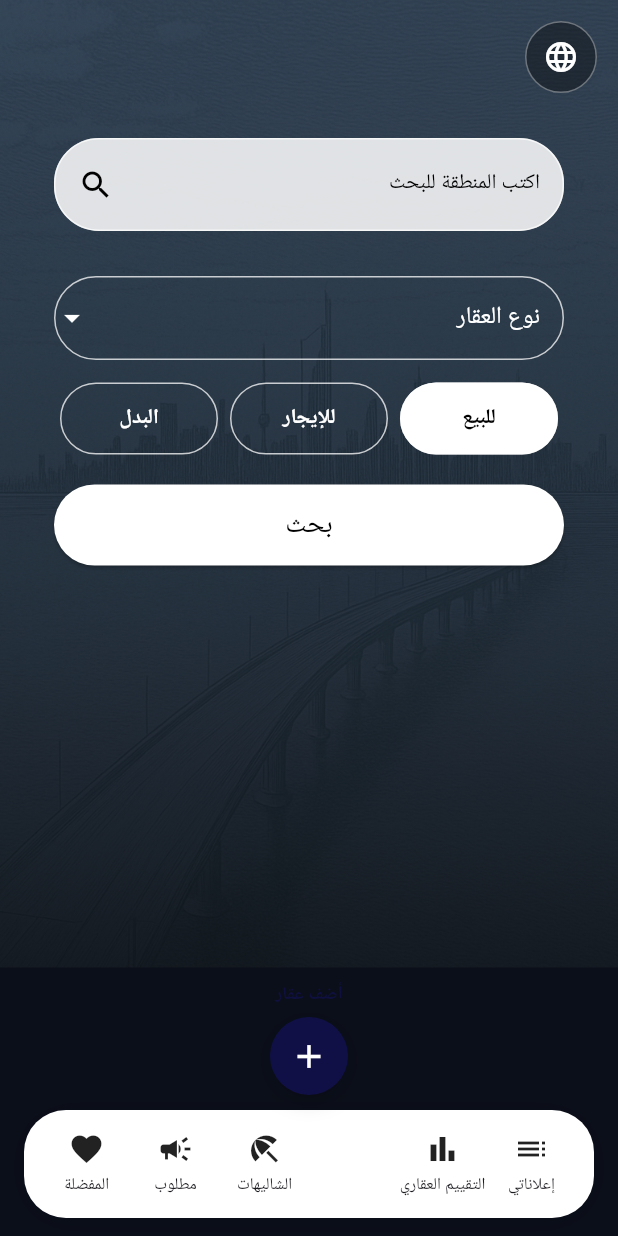
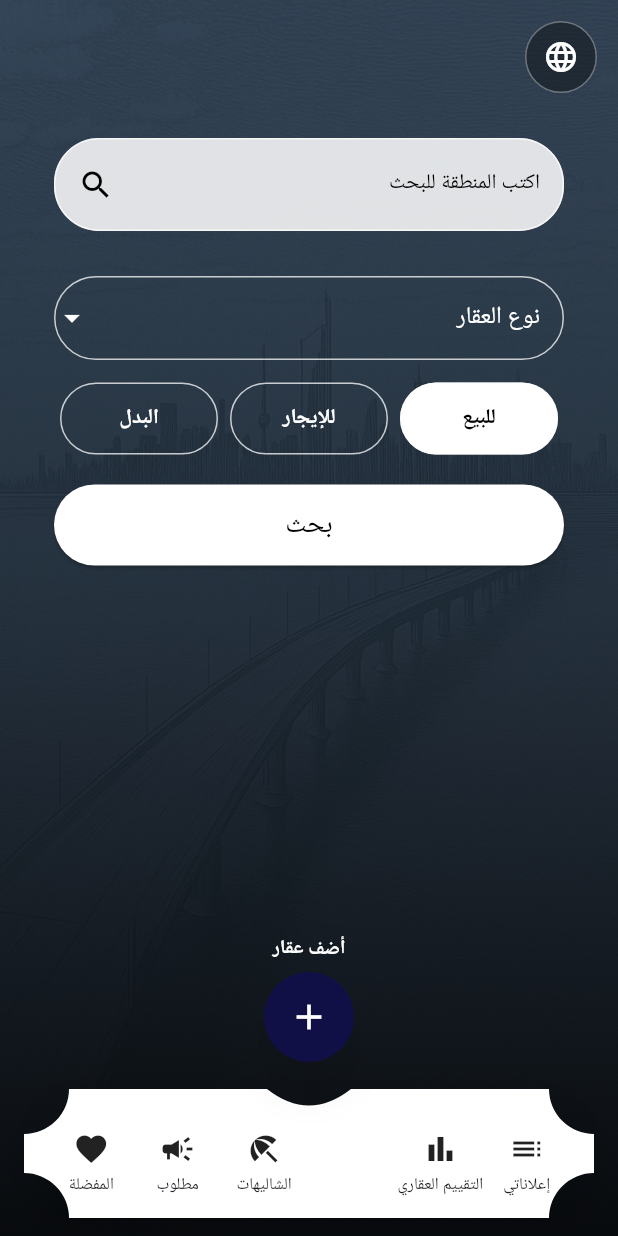
Before and after one commit to salmuqled/aqarai-web, a Flutter app: the HomePage screen opened directly, on a phone screen of 412 x 824 dp. Run offline on Flutter 3.47's test engine with Material 3 defaults, Android fonts, the light colour scheme and no system bars; our stand-ins replace cached_network_image, cloud_firestore, cloud_functions, device_info_plus, firebase_auth, firebase_core and 5 more; accounts and stored records are empty; network calls fail.

Commit message:
تحديث المساعد و الدوال

```diff
--- a/lib/home_page.dart
+++ b/lib/home_page.dart
@@ -153,7 +153,7 @@ class _HomePageState extends State<HomePage> {
               child: SingleChildScrollView(
                 physics: const BouncingScrollPhysics(),
                 child: Padding(
-                  padding: const EdgeInsets.only(bottom: 160),
+                  padding: const EdgeInsets.only(bottom: 200),
                   child: Column(
                     crossAxisAlignment: CrossAxisAlignment.start,
                     children: [
@@ -196,16 +196,15 @@ class _HomePageState extends State<HomePage> {
             ),
           ),
 
-          // Bottom Navigation
+          // Bottom Navigation — حدبة الجمل: نص + زر فوق شريط بانحناء سلس تحته
           Positioned(
             left: 0,
             right: 0,
             bottom: 0,
-            child: Container(
-              color: _bgColor,
-              padding: EdgeInsets.fromLTRB(16, 12, 16, bottomInset + 12),
+            child: Padding(
+              padding: EdgeInsets.fromLTRB(16, 0, 16, bottomInset + 12),
               child: SizedBox(
-                height: 155,
+                height: 192,
                 child: Stack(
                   clipBehavior: Clip.none,
                   alignment: Alignment.bottomCenter,
@@ -215,144 +214,70 @@ class _HomePageState extends State<HomePage> {
                       right: 0,
                       bottom: 0,
                       child: Container(
-                        height: 72,
-                        padding: const EdgeInsets.symmetric(horizontal: 12),
+                        height: 86,
                         decoration: BoxDecoration(
-                          color: Colors.white,
-                          borderRadius: BorderRadius.circular(28),
+                          borderRadius: BorderRadius.circular(30),
                           boxShadow: [
                             BoxShadow(
                               color: Colors.black.withOpacity(0.12),
-                              blurRadius: 20,
-                              offset: const Offset(0, 2),
+                              blurRadius: 24,
+                              offset: const Offset(0, 4),
                             ),
                           ],
                         ),
+                        child: ClipPath(
+                          clipper: _CamelHumpBarClipper(indentDepth: 22, indentWidth: 56),
+                          child: Container(
+                            width: double.infinity,
+                            height: 86,
+                            color: Colors.white,
+                            padding: const EdgeInsets.fromLTRB(16, 20, 16, 12),
                             child: Row(
                               children: [
-                            Expanded(
-                              child: _BottomItem(
-                                icon: Icons.list,
-                                label: loc.myAds,
-                                onTap: () {
-                                  Navigator.push(
-                                    context,
-                                    MaterialPageRoute(
-                                      builder: (_) => const MyAdsPage(),
-                                    ),
-                                  );
-                                },
+                                Expanded(child: _BottomItem(icon: Icons.list, label: loc.myAds, onTap: () => Navigator.push(context, MaterialPageRoute(builder: (_) => const MyAdsPage())))),
+                                Expanded(child: _BottomItem(icon: Icons.bar_chart, label: loc.valuation, onTap: () => Navigator.push(context, MaterialPageRoute(builder: (_) => const ValuationPage())))),
+                                const SizedBox(width: 60),
+                                Expanded(child: _BottomItem(icon: Icons.beach_access, label: loc.chalets, onTap: () => Navigator.push(context, MaterialPageRoute(builder: (_) => const ChaletsPage())))),
+                                Expanded(child: _BottomItem(icon: Icons.campaign, label: loc.wanted, onTap: () => Navigator.push(context, MaterialPageRoute(builder: (_) => const WantedPage())))),
+                                Expanded(child: _BottomItem(icon: Icons.favorite, label: loc.favorites, onTap: () => Navigator.push(context, MaterialPageRoute(builder: (_) => const FavoritesPage())))),
+                              ],
                             ),
                           ),
-                            Expanded(
-                              child: _BottomItem(
-                                icon: Icons.bar_chart,
-                                label: loc.valuation,
-                                onTap: () {
-                                  Navigator.push(
-                                    context,
-                                    MaterialPageRoute(
-                                      builder: (_) => const ValuationPage(),
-                                    ),
-                                  );
-                                },
-                              ),
-                            ),
-                            Expanded(child: const SizedBox.shrink()),
-                            Expanded(
-                              child: _BottomItem(
-                                icon: Icons.beach_access,
-                                label: loc.chalets,
-                                onTap: () {
-                                  Navigator.push(
-                                    context,
-                                    MaterialPageRoute(
-                                      builder: (_) => const ChaletsPage(),
-                                    ),
-                                  );
-                                },
-                              ),
-                            ),
-                            Expanded(
-                              child: _BottomItem(
-                                icon: Icons.campaign,
-                                label: loc.wanted,
-                                onTap: () {
-                                  Navigator.push(
-                                    context,
-                                    MaterialPageRoute(
-                                      builder: (_) => const WantedPage(),
-                                    ),
-                                  );
-                                },
-                              ),
-                            ),
-                            Expanded(
-                              child: _BottomItem(
-                                icon: Icons.favorite,
-                                label: loc.favorites,
-                                onTap: () {
-                                  Navigator.push(
-                                    context,
-                                    MaterialPageRoute(
-                                      builder: (_) => const FavoritesPage(),
-                                    ),
-                                  );
-                                },
-                              ),
-                            ),
-                          ],
                         ),
                       ),
                     ),
                     Positioned(
                       left: 0,
                       right: 0,
-                      bottom: 82,
+                      bottom: 104,
                       child: Center(
                         child: GestureDetector(
                           behavior: HitTestBehavior.opaque,
-                          onTap: () {
-                            Navigator.push(
-                              context,
-                              MaterialPageRoute(
-                                builder: (_) => const AddPropertyPage(),
-                              ),
-                            );
-                          },
+                          onTap: () => Navigator.push(context, MaterialPageRoute(builder: (_) => const AddPropertyPage())),
                           child: Column(
                             mainAxisSize: MainAxisSize.min,
-                            mainAxisAlignment: MainAxisAlignment.center,
                             children: [
                               Text(
                                 loc.addProperty,
                                 textAlign: TextAlign.center,
-                                style: TextStyle(
-                                  fontSize: 12,
+                                style: const TextStyle(
+                                  fontSize: 13,
                                   fontWeight: FontWeight.w600,
-                                  letterSpacing: 0.3,
-                                  color: const Color(0xFF101046).withOpacity(0.85),
+                                  letterSpacing: 0.2,
+                                  color: Colors.white,
                                 ),
                               ),
                               const SizedBox(height: 6),
-                              Container(
-                                width: 52,
-                                height: 52,
-                                decoration: BoxDecoration(
+                              Material(
+                                elevation: 10,
+                                shadowColor: Colors.black38,
+                                shape: const CircleBorder(),
                                 color: const Color(0xFF101046),
-                                  shape: BoxShape.circle,
-                                  boxShadow: [
-                                    BoxShadow(
-                                      color: Colors.black.withOpacity(0.2),
-                                      blurRadius: 12,
-                                      offset: const Offset(0, 3),
-                                    ),
-                                  ],
-                                ),
-                                child: const Icon(
-                                  Icons.add,
-                                  color: Colors.white,
-                                  size: 26,
+                                child: Container(
+                                  width: 60,
+                                  height: 60,
+                                  alignment: Alignment.center,
+                                  child: const Icon(Icons.add, color: Colors.white, size: 28),
                                 ),
                               ),
                             ],
@@ -464,6 +389,41 @@ class _HomePageState extends State<HomePage> {
   }
 }
 
+/// شريط بانحناء سلس (Bezier) في المنتصف — حدبة الجمل: الشريط ينخفض تحت الزر.
+class _CamelHumpBarClipper extends CustomClipper<Path> {
+  final double indentDepth;
+  final double indentWidth;
+
+  _CamelHumpBarClipper({this.indentDepth = 22, this.indentWidth = 56});
+
+  @override
+  Path getClip(Size size) {
+    const r = 30.0;
+    final cx = size.width / 2;
+    final path = Path();
+    path.moveTo(0, size.height - r);
+    path.arcToPoint(Offset(r, size.height), radius: const Radius.circular(r));
+    path.lineTo(size.width - r, size.height);
+    path.arcToPoint(Offset(size.width, size.height - r), radius: const Radius.circular(r));
+    path.lineTo(size.width, r);
+    path.arcToPoint(Offset(size.width - r, 0), radius: const Radius.circular(r));
+    path.lineTo(cx + indentWidth / 2, 0);
+    path.quadraticBezierTo(
+      cx,
+      indentDepth,
+      cx - indentWidth / 2,
+      0,
+    );
+    path.lineTo(r, 0);
+    path.arcToPoint(Offset(0, r), radius: const Radius.circular(r));
+    path.close();
+    return path;
+  }
+
+  @override
+  bool shouldReclip(covariant CustomClipper<Path> oldClipper) => false;
+}
+
 class _BottomItem extends StatelessWidget {
   final IconData icon;
   final String label;
@@ -477,18 +437,25 @@ class _BottomItem extends StatelessWidget {
 
   @override
   Widget build(BuildContext context) {
-    return InkWell(
-      borderRadius: BorderRadius.circular(18),
+    return Material(
+      color: Colors.transparent,
+      child: InkWell(
+        borderRadius: BorderRadius.circular(20),
         onTap: onTap,
+        child: Padding(
+          padding: const EdgeInsets.symmetric(vertical: 8),
           child: Column(
             mainAxisAlignment: MainAxisAlignment.center,
             mainAxisSize: MainAxisSize.min,
+            crossAxisAlignment: CrossAxisAlignment.center,
             children: [
               Icon(icon, color: Colors.black87, size: 24),
               const SizedBox(height: 4),
               Text(
                 label,
                 textAlign: TextAlign.center,
+                maxLines: 2,
+                overflow: TextOverflow.fade,
                 style: const TextStyle(
                   fontSize: 11,
                   fontWeight: FontWeight.w500,
@@ -496,6 +463,8 @@ class _BottomItem extends StatelessWidget {
               ),
             ],
           ),
+        ),
+      ),
     );
   }
 }
```
Lines whose indentation alone changed are shown as unchanged.
